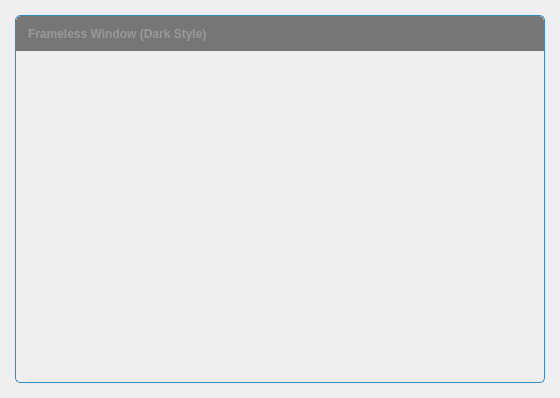
Above: framelesswindow/framelesswindow.ui from Jorgen-VikingGod/Qt-Frameless-Window-DarkStyle before the change. Below: the same form after it.
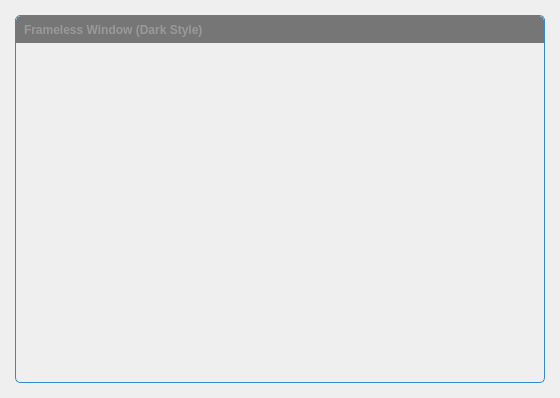
That is the form after the change. Icons and pictures are not drawn. Custom widgets are drawn as their Qt base class.

Commit message: improve UI file (smaller titlebar)

What changed in the file:
```diff
--- a/framelesswindow/framelesswindow.ui
+++ b/framelesswindow/framelesswindow.ui
@@ -78,19 +78,19 @@
         </property>
         <layout class="QHBoxLayout" name="horizontalLayout">
          <property name="spacing">
-          <number>4</number>
+          <number>0</number>
          </property>
          <property name="leftMargin">
-          <number>4</number>
+          <number>0</number>
          </property>
          <property name="topMargin">
-          <number>4</number>
+          <number>0</number>
          </property>
          <property name="rightMargin">
-          <number>4</number>
+          <number>0</number>
          </property>
          <property name="bottomMargin">
-          <number>4</number>
+          <number>0</number>
          </property>
          <item>
           <widget class="QLabel" name="titleText">
@@ -203,6 +203,7 @@
   height:16px;
   padding:4px;
   image:url(:/images/icon_window_close.png);
+  border-top-right-radius: 5px;
 }
 #closeButton:hover{
   background-color:palette(alternate-base);
```
